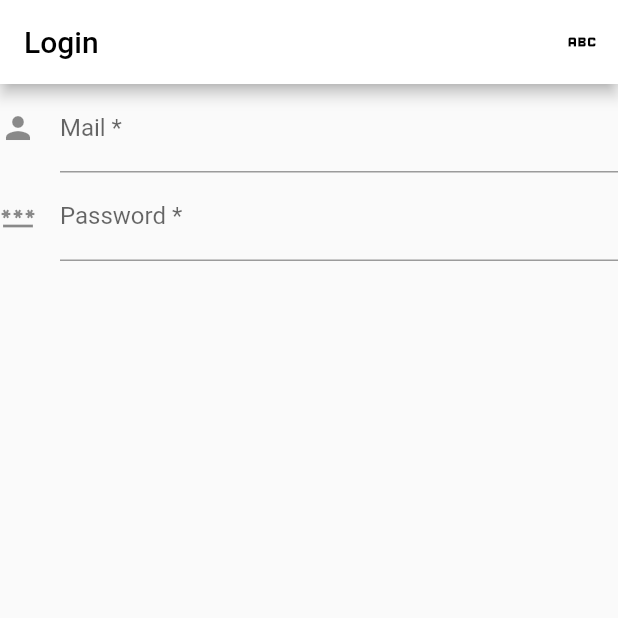
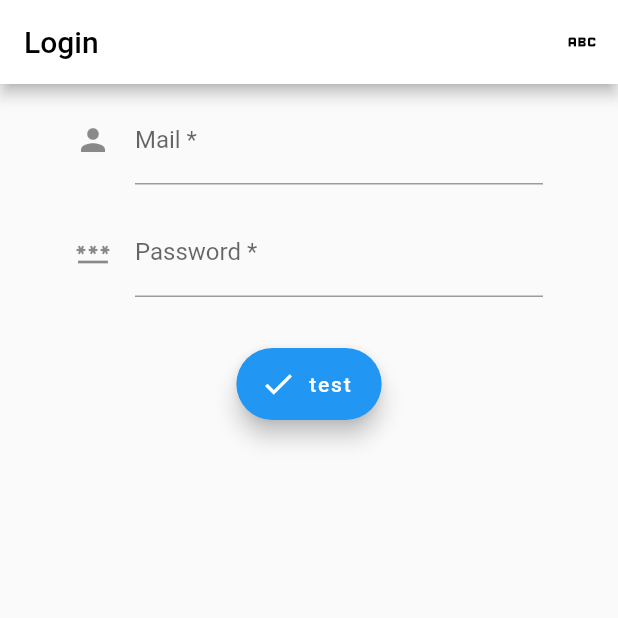
Before and after one commit to nuageeeeee/hotabank, a Flutter app: the screen it shows after launch, after a tap on the "people" icon, on a phone screen of 412 x 824 dp, the top half of it. Run offline on Flutter 3.47's test engine with Material 2 defaults, Android fonts, the phone set to English and light mode, and no system bars.

Commit message:
Modify TextFormField for login

```diff
--- a/lib/page/loginpage.dart
+++ b/lib/page/loginpage.dart
@@ -34,7 +34,14 @@ class loginPage extends StatelessWidget {
           ),
           body: Column(
             children: [
-              TextFormField(
+              Container(
+                margin: const EdgeInsets.only(
+                  left: 50,
+                  top: 8,
+                  right: 50,
+                  bottom: 8,
+                ),
+                child: TextFormField(
                   decoration: const InputDecoration(
                     icon: Icon(Icons.person),
                     labelText: 'Mail *',
@@ -44,12 +51,30 @@ class loginPage extends StatelessWidget {
                   // ignore: body_might_complete_normally_nullable
                   validator: (String? value) {},
                 ),
-              TextFormField(
+              ),
+              Container(
+                margin: const EdgeInsets.only(
+                  left: 50,
+                  top: 8,
+                  right: 50,
+                  bottom: 8,
+                ),
+                child: TextFormField(
                   decoration: const InputDecoration(
                       icon: Icon(Icons.password),
                       labelText: 'Password *',
                       hintText: 'Password you used to create account'),
-              )
+                ),
+              ),
+              Column(
+                children: [
+                  const SizedBox(height: 26),
+                  FloatingActionButton.extended(
+                      onPressed: () {},
+                      icon: const Icon(Icons.check),
+                      label: const Text("test"))
+                ],
+              ),
             ],
           )),
     );
```
Lines whose indentation alone changed are shown as unchanged.
